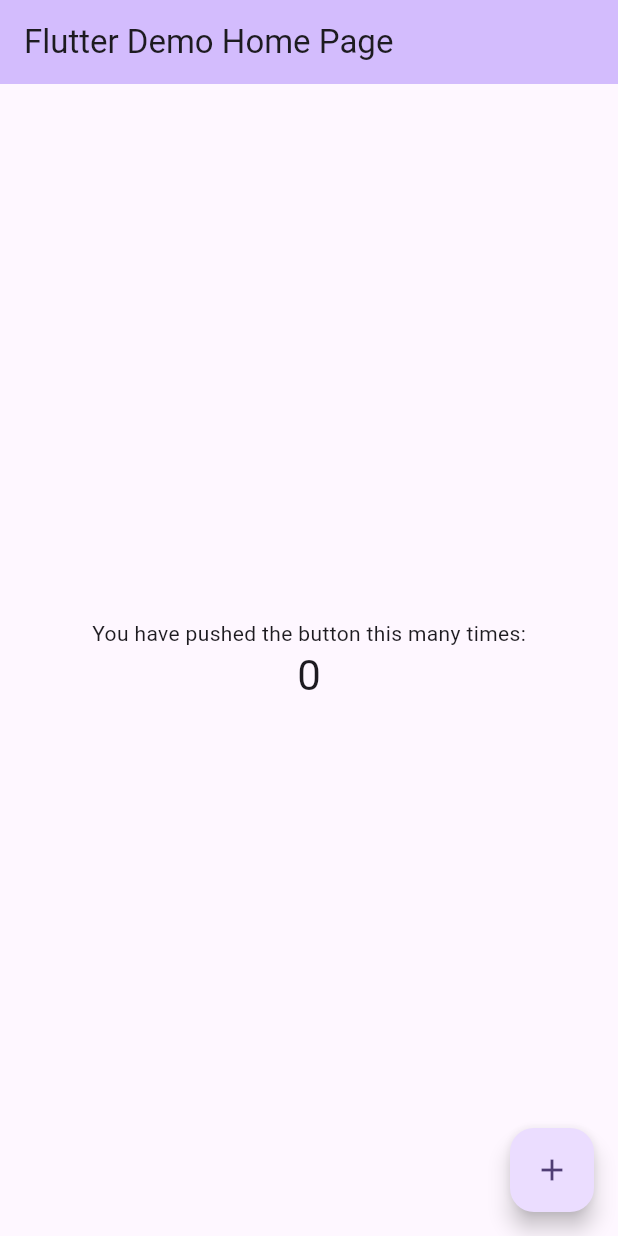
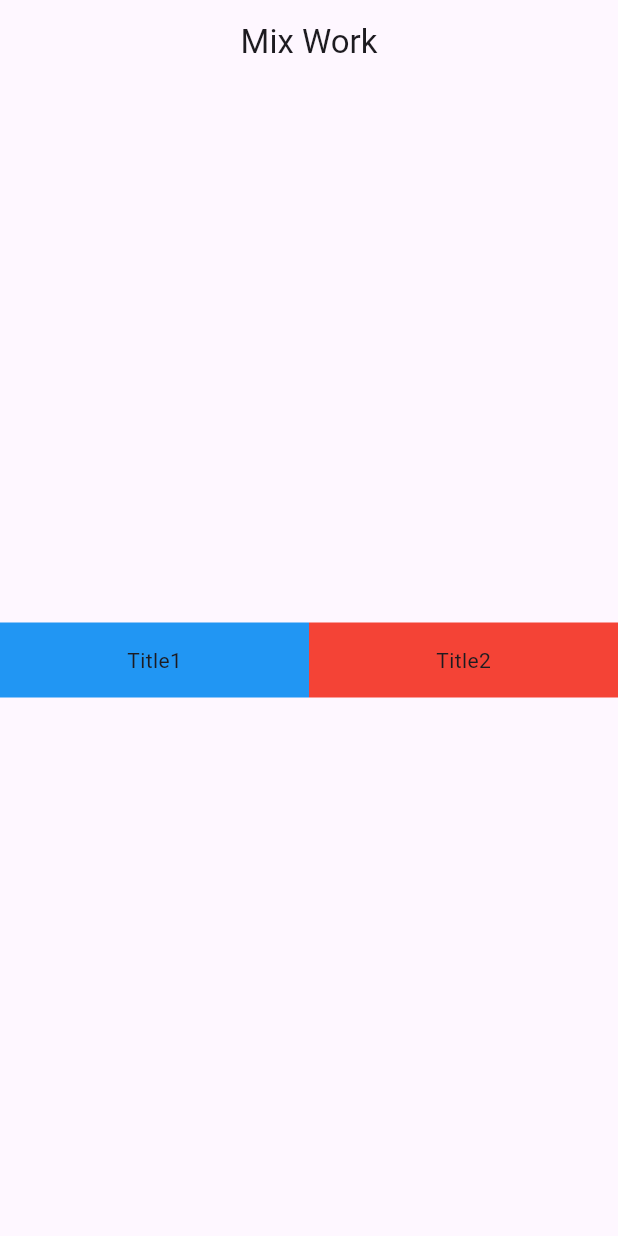
Before and after one commit to Aabis-Ahmed-Hassan/Mix-Work, a Flutter app: the screen it shows after launch, on a phone screen of 412 x 824 dp. Run offline on Flutter 3.47's test engine with Material 3 defaults, Android fonts, the phone set to English and light mode, and no system bars.

Commit message:
Done with HomeScreen

```diff
--- /dev/null
+++ b/lib/home_screen.dart
@@ -0,0 +1,76 @@
+import 'package:flutter/material.dart';
+import 'package:mix_work/main.dart';
+
+class HomeScreen extends StatelessWidget {
+  const HomeScreen({super.key});
+
+  @override
+  Widget build(BuildContext context) {
+    return Scaffold(
+      appBar: AppBar(
+        title: Text('Mix Work'),
+        centerTitle: true,
+      ),
+      body: Column(
+        mainAxisAlignment: MainAxisAlignment.center,
+        crossAxisAlignment: CrossAxisAlignment.center,
+        children: [
+
+        MyRow(title1: 'Title1', color1: Colors.blue, title2: 'Title2', color2: Colors.red, navigatoTo1: MyApp(), navigatoTo2: MyApp())
+
+        ],
+      ),
+    );
+  }
+}
+
+class MyRow extends StatelessWidget {
+  var title1, color1, title2, color2, navigatoTo1, navigatoTo2;
+
+  MyRow(
+      {super.key,
+      required this.title1,
+      required this.color1,
+      required this.title2,
+      required this.color2,
+      required this.navigatoTo1,
+      required this.navigatoTo2});
+
+  @override
+  Widget build(BuildContext context) {
+    return Row(
+      children: [
+        Expanded(
+          child: InkWell(
+            onTap: () {
+              Navigator.push(context,
+                  MaterialPageRoute(builder: (context) => navigatoTo1));
+            },
+            child: Container(
+              height: 50,
+              color: color1,
+              child: Center(
+                child: Text(title1.toString()),
+              ),
+            ),
+          ),
+        ),
+        Expanded(
+          child: InkWell(
+            onTap: () {
+              Navigator.push(context,
+                  MaterialPageRoute(builder: (context) => navigatoTo2));
+            },
+            child: Container(
+              height: 50,
+              color: color2,
+              child: Center(
+                child: Text(title2.toString()),
+              ),
+            ),
+          ),
+        ),
+      ],
+    );
+  }
+}
--- a/lib/main.dart
+++ b/lib/main.dart
@@ -1,125 +1,20 @@
 import 'package:flutter/material.dart';
+import 'package:mix_work/home_screen.dart';
 
-void main() {
-  runApp(const MyApp());
+void main () {
+  runApp(MyApp());
 }
+
+
 
 class MyApp extends StatelessWidget {
   const MyApp({super.key});
 
-  // This widget is the root of your application.
   @override
   Widget build(BuildContext context) {
     return MaterialApp(
-      title: 'Flutter Demo',
-      theme: ThemeData(
-        // This is the theme of your application.
-        //
-        // TRY THIS: Try running your application with "flutter run". You'll see
-        // the application has a purple toolbar. Then, without quitting the app,
-        // try changing the seedColor in the colorScheme below to Colors.green
-        // and then invoke "hot reload" (save your changes or press the "hot
-        // reload" button in a Flutter-supported IDE, or press "r" if you used
-        // the command line to start the app).
-        //
-        // Notice that the counter didn't reset back to zero; the application
-        // state is not lost during the reload. To reset the state, use hot
-        // restart instead.
-        //
-        // This works for code too, not just values: Most code changes can be
-        // tested with just a hot reload.
-        colorScheme: ColorScheme.fromSeed(seedColor: Colors.deepPurple),
-        useMaterial3: true,
-      ),
-      home: const MyHomePage(title: 'Flutter Demo Home Page'),
+      debugShowCheckedModeBanner: false,
+      home: HomeScreen()
     );
   }
 }
-
-class MyHomePage extends StatefulWidget {
-  const MyHomePage({super.key, required this.title});
-
-  // This widget is the home page of your application. It is stateful, meaning
-  // that it has a State object (defined below) that contains fields that affect
-  // how it looks.
-
-  // This class is the configuration for the state. It holds the values (in this
-  // case the title) provided by the parent (in this case the App widget) and
-  // used by the build method of the State. Fields in a Widget subclass are
-  // always marked "final".
-
-  final String title;
-
-  @override
-  State<MyHomePage> createState() => _MyHomePageState();
-}
-
-class _MyHomePageState extends State<MyHomePage> {
-  int _counter = 0;
-
-  void _incrementCounter() {
-    setState(() {
-      // This call to setState tells the Flutter framework that something has
-      // changed in this State, which causes it to rerun the build method below
-      // so that the display can reflect the updated values. If we changed
-      // _counter without calling setState(), then the build method would not be
-      // called again, and so nothing would appear to happen.
-      _counter++;
-    });
-  }
-
-  @override
-  Widget build(BuildContext context) {
-    // This method is rerun every time setState is called, for instance as done
-    // by the _incrementCounter method above.
-    //
-    // The Flutter framework has been optimized to make rerunning build methods
-    // fast, so that you can just rebuild anything that needs updating rather
-    // than having to individually change instances of widgets.
-    return Scaffold(
-      appBar: AppBar(
-        // TRY THIS: Try changing the color here to a specific color (to
-        // Colors.amber, perhaps?) and trigger a hot reload to see the AppBar
-        // change color while the other colors stay the same.
-        backgroundColor: Theme.of(context).colorScheme.inversePrimary,
-        // Here we take the value from the MyHomePage object that was created by
-        // the App.build method, and use it to set our appbar title.
-        title: Text(widget.title),
-      ),
-      body: Center(
-        // Center is a layout widget. It takes a single child and positions it
-        // in the middle of the parent.
-        child: Column(
-          // Column is also a layout widget. It takes a list of children and
-          // arranges them vertically. By default, it sizes itself to fit its
-          // children horizontally, and tries to be as tall as its parent.
-          //
-          // Column has various properties to control how it sizes itself and
-          // how it positions its children. Here we use mainAxisAlignment to
-          // center the children vertically; the main axis here is the vertical
-          // axis because Columns are vertical (the cross axis would be
-          // horizontal).
-          //
-          // TRY THIS: Invoke "debug painting" (choose the "Toggle Debug Paint"
-          // action in the IDE, or press "p" in the console), to see the
-          // wireframe for each widget.
-          mainAxisAlignment: MainAxisAlignment.center,
-          children: <Widget>[
-            const Text(
-              'You have pushed the button this many times:',
-            ),
-            Text(
-              '$_counter',
-              style: Theme.of(context).textTheme.headlineMedium,
-            ),
-          ],
-        ),
-      ),
-      floatingActionButton: FloatingActionButton(
-        onPressed: _incrementCounter,
-        tooltip: 'Increment',
-        child: const Icon(Icons.add),
-      ), // This trailing comma makes auto-formatting nicer for build methods.
-    );
-  }
-}
```
